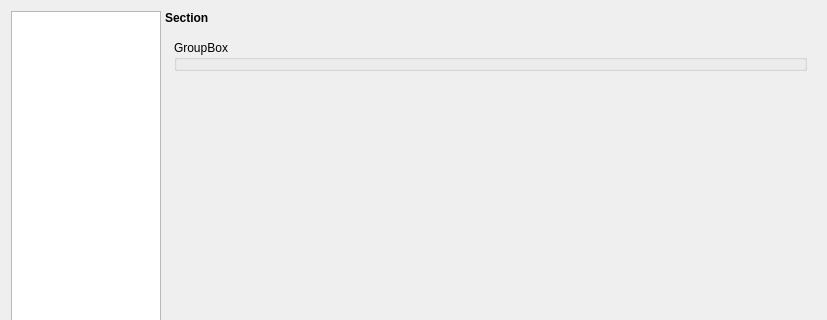
carsmie/QGIS, file src/ui/templates/qgsoptionsdialog_template.ui: the form before one commit; both pictures show x 0 to 827 and y 0 to 320 of the 827 by 759 pixel window.
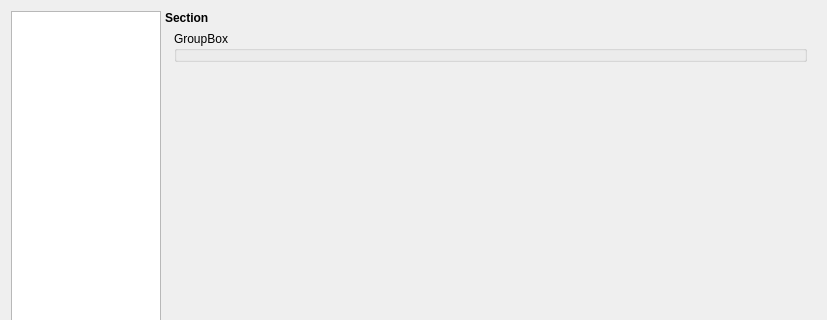
The form after the commit.

Patch:
```diff
--- a/src/ui/templates/qgsoptionsdialog_template.ui
+++ b/src/ui/templates/qgsoptionsdialog_template.ui
@@ -145,6 +145,12 @@
                </rect>
               </property>
               <layout class="QVBoxLayout" name="verticalLayout_13">
+               <property name="topMargin">
+                <number>0</number>
+               </property>
+               <property name="bottomMargin">
+                <number>0</number>
+               </property>
                <item>
                 <widget class="QGroupBox" name="groupBox">
                  <property name="title">
```
